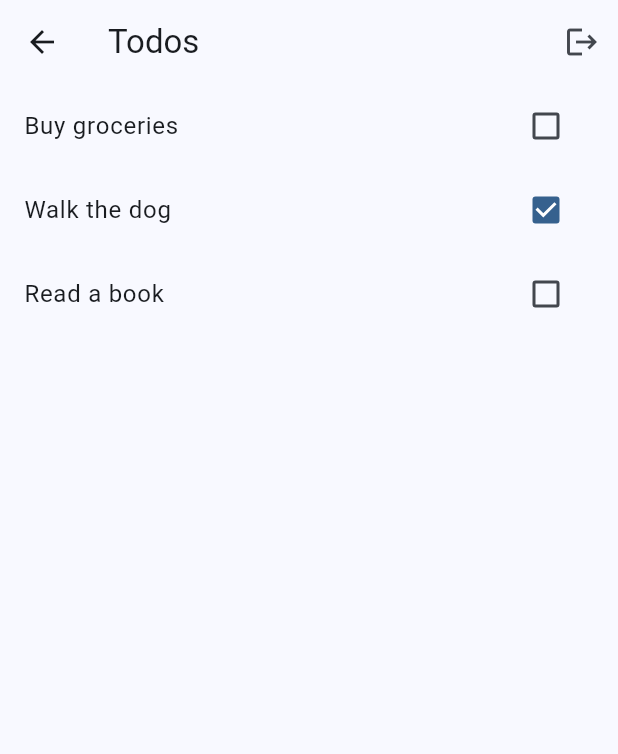
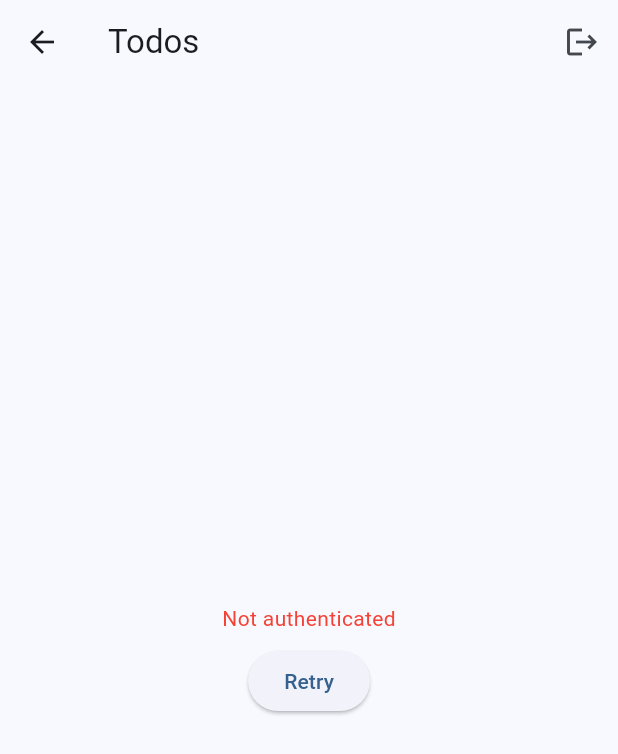
Before and after one commit to kabuto412rock/todo-client, a Flutter app: the TodoPage screen opened by its route, on a phone screen of 412 x 824 dp. Shown: the top 754 px of the screen. Run offline on Flutter 3.47's test engine with Material 3 defaults, Android fonts, the phone set to English and light mode, and no system bars; our stand-ins replace dio, shared_preferences; accounts and stored records are empty.

Commit message:
feat: implement fetching todos from API with loading and error handling

```diff
--- a/lib/features/todos/todo_page.dart
+++ b/lib/features/todos/todo_page.dart
@@ -1,6 +1,7 @@
 import 'package:flutter/material.dart';
 import 'package:provider/provider.dart';
 import 'package:todo_client/features/todos/todo_model.dart';
+import 'package:todo_client/core/api_client.dart';
 import '../auth/auth_state.dart';
 
 class TodoPage extends StatefulWidget {
@@ -11,18 +12,20 @@ class TodoPage extends StatefulWidget {
 }
 
 class _TodoPageState extends State<TodoPage> {
-  late List<Todo> todos;
+  List<Todo> todos = const [];
   String? editingId;
   final TextEditingController _editingController = TextEditingController();
+  bool _loading = false;
+  String? _error;
 
   @override
   void initState() {
     super.initState();
-    todos = <Todo>[
-      Todo(id: '1', title: 'Buy groceries', done: false),
-      Todo(id: '2', title: 'Walk the dog', done: true),
-      Todo(id: '3', title: 'Read a book', done: false),
-    ];
+    // Initial fetch once auth is available in the tree
+    // Delay to ensure context is ready
+    WidgetsBinding.instance.addPostFrameCallback((_) {
+      _fetchTodos();
+    });
   }
 
   @override
@@ -48,7 +51,41 @@ class _TodoPageState extends State<TodoPage> {
           ),
         ],
       ),
-      body: Center(
+      body: _buildBody(context),
+    );
+  }
+
+  Widget _buildBody(BuildContext context) {
+    if (_loading) {
+      return const Center(child: CircularProgressIndicator());
+    }
+    if (_error != null) {
+      return Center(
+        child: Column(
+          mainAxisSize: MainAxisSize.min,
+          children: [
+            Text(_error!, style: const TextStyle(color: Colors.red)),
+            const SizedBox(height: 8),
+            ElevatedButton(onPressed: _fetchTodos, child: const Text('Retry')),
+          ],
+        ),
+      );
+    }
+
+    if (todos.isEmpty) {
+      return RefreshIndicator(
+        onRefresh: () async => _fetchTodos(),
+        child: ListView(
+          children: const [
+            SizedBox(height: 200),
+            Center(child: Text('No todos')),
+          ],
+        ),
+      );
+    }
+
+    return RefreshIndicator(
+      onRefresh: () async => _fetchTodos(),
       child: ListView.builder(
         itemCount: todos.length,
         itemBuilder: (context, index) {
@@ -105,7 +142,37 @@ class _TodoPageState extends State<TodoPage> {
           );
         },
       ),
-      ),
     );
   }
+
+  Future<void> _fetchTodos() async {
+    final auth = context.read<AuthState>();
+    final token = auth.token;
+    if (token == null || token.isEmpty) {
+      setState(() {
+        _error = 'Not authenticated';
+      });
+      return;
     }
+    setState(() {
+      _loading = true;
+      _error = null;
+    });
+    try {
+      final list = await ApiClient().getTodoList(token: token);
+      setState(() {
+        todos = list;
+      });
+    } catch (e) {
+      setState(() {
+        _error = e.toString();
+      });
+    } finally {
+      if (mounted) {
+        setState(() {
+          _loading = false;
+        });
+      }
+    }
+  }
+}
```
Also changed, not shown: lib/core/api_client.dart (+24 -0 lines). Lines whose indentation alone changed are shown as unchanged.
